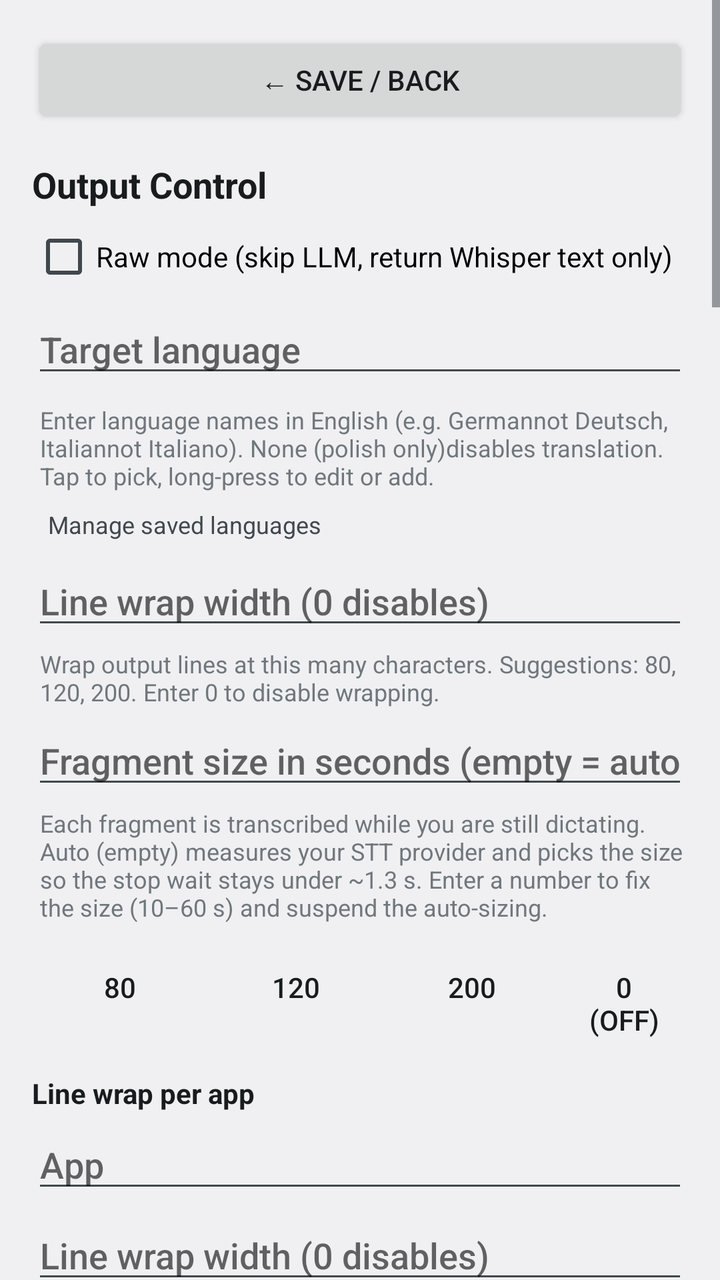
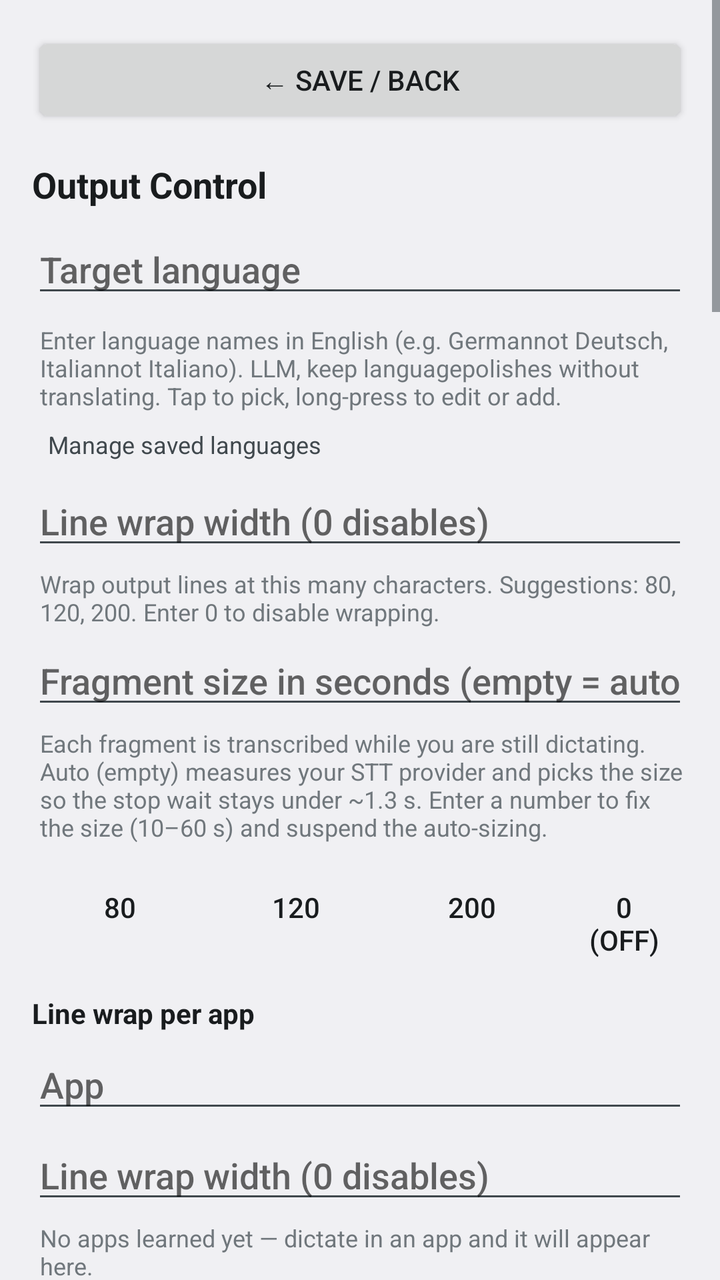

Before-and-after screenshots of an Android layout around one commit, followed by the original layout XML and the change that was made.
<!-- AndroidManifest.xml: activity theme Theme.PolishedRecognition.Plain -->
<!-- res/layout/activity_settings.xml -->
<?xml version="1.0" encoding="utf-8"?>
<ScrollView xmlns:android="http://schemas.android.com/apk/res/android"
    android:layout_width="match_parent"
    android:layout_height="match_parent"
    android:fillViewport="true">

    <LinearLayout
        android:layout_width="match_parent"
        android:layout_height="wrap_content"
        android:orientation="vertical"
        android:padding="16dp">

        
        <Button
            android:id="@+id/save_button_top"
            android:layout_width="match_parent"
            android:layout_height="wrap_content"
            android:text="@string/save"
            android:layout_marginBottom="16dp" />

        
        <TextView
            android:layout_width="match_parent"
            android:layout_height="wrap_content"
            android:text="@string/processing_section"
            android:textSize="18sp"
            android:textStyle="bold"
            android:textColor="?android:attr/textColorPrimary"
            android:layout_marginBottom="8dp" />

        <CheckBox
            android:id="@+id/raw_mode"
            android:layout_width="match_parent"
            android:layout_height="wrap_content"
            android:text="@string/raw_mode"
            android:layout_marginBottom="8dp" />

        <AutoCompleteTextView
            android:id="@+id/target_language"
            android:layout_width="match_parent"
            android:layout_height="wrap_content"
            android:hint="@string/target_language"
            android:inputType="text"
            android:completionThreshold="1"
            android:focusable="false"
            android:cursorVisible="false"
            android:layout_marginBottom="4dp" />

        <TextView
            android:id="@+id/target_language_explanation"
            android:layout_width="match_parent"
            android:layout_height="wrap_content"
            android:text="@string/target_language_hint"
            android:textSize="12sp"
            android:textColor="?android:attr/textColorTertiary"
            android:layout_marginStart="4dp"
            android:layout_marginTop="4dp"
            android:layout_marginBottom="4dp" />

        <TextView
            android:id="@+id/manage_custom_languages"
            android:layout_width="wrap_content"
            android:layout_height="wrap_content"
            android:text="@string/manage_custom_languages"
            android:textSize="12sp"
            android:textColor="?android:attr/textColorSecondary"
            android:clickable="true"
            android:focusable="true"
            android:padding="4dp"
            android:layout_marginStart="4dp"
            android:layout_marginBottom="4dp" />

        <EditText
            android:id="@+id/wrap_width"
            android:layout_width="match_parent"
            android:layout_height="wrap_content"
            android:hint="@string/wrap_width"
            android:inputType="number"
            android:imeOptions="actionDone"
            android:layout_marginBottom="4dp" />

        <TextView
            android:layout_width="match_parent"
            android:layout_height="wrap_content"
            android:text="@string/wrap_width_hint"
            android:textSize="12sp"
            android:textColor="?android:attr/textColorTertiary"
            android:layout_marginStart="4dp"
            android:layout_marginBottom="4dp" />

        <EditText
            android:id="@+id/fragment_seconds"
            android:layout_width="match_parent"
            android:layout_height="wrap_content"
            android:hint="@string/fragment_seconds"
            android:inputType="number"
            android:imeOptions="actionDone"
            android:layout_marginBottom="4dp" />

        <TextView
            android:layout_width="match_parent"
            android:layout_height="wrap_content"
            android:text="@string/fragment_seconds_hint"
            android:textSize="12sp"
            android:textColor="?android:attr/textColorTertiary"
            android:layout_marginStart="4dp"
            android:layout_marginBottom="8dp" />

        <LinearLayout
            android:layout_width="match_parent"
            android:layout_height="wrap_content"
            android:orientation="horizontal"
            android:layout_marginBottom="8dp">

            <Button
                android:id="@+id/wrap_80"
                android:layout_width="wrap_content"
                android:layout_height="wrap_content"
                android:text="80"
                style="@android:style/Widget.DeviceDefault.Button.Borderless" />

            <Button
                android:id="@+id/wrap_120"
                android:layout_width="wrap_content"
                android:layout_height="wrap_content"
                android:text="120"
                style="@android:style/Widget.DeviceDefault.Button.Borderless" />

            <Button
                android:id="@+id/wrap_200"
                android:layout_width="wrap_content"
                android:layout_height="wrap_content"
                android:text="200"
                style="@android:style/Widget.DeviceDefault.Button.Borderless" />

            <Button
                android:id="@+id/wrap_off"
                android:layout_width="wrap_content"
                android:layout_height="wrap_content"
                android:text="0 (off)"
                style="@android:style/Widget.DeviceDefault.Button.Borderless" />
        </LinearLayout>

        <TextView
            android:layout_width="match_parent"
            android:layout_height="wrap_content"
            android:text="@string/app_wrap_section"
            android:textSize="14sp"
            android:textStyle="bold"
            android:textColor="?android:attr/textColorPrimary"
            android:layout_marginTop="4dp"
            android:layout_marginBottom="4dp" />

        <AutoCompleteTextView
            android:id="@+id/app_wrap_app"
            android:layout_width="match_parent"
            android:layout_height="wrap_content"
            android:hint="@string/app_wrap_pick"
            android:inputType="none"
            android:focusable="false"
            android:cursorVisible="false"
            android:clickable="true"
            android:layout_marginBottom="4dp" />

        <EditText
            android:id="@+id/app_wrap_width"
            android:layout_width="match_parent"
            android:layout_height="wrap_content"
            android:hint="@string/wrap_width"
            android:inputType="number"
            android:imeOptions="actionDone"
            android:layout_marginBottom="4dp" />

        <TextView
            android:id="@+id/app_wrap_empty_hint"
            android:layout_width="match_parent"
            android:layout_height="wrap_content"
            android:text="@string/app_wrap_empty"
            android:textSize="12sp"
            android:textColor="?android:attr/textColorTertiary"
            android:layout_marginStart="4dp"
            android:layout_marginBottom="4dp" />

        <LinearLayout
            android:layout_width="match_parent"
            android:layout_height="wrap_content"
            android:orientation="horizontal"
            android:layout_marginBottom="4dp">

            <Button
                android:id="@+id/app_wrap_forget"
                android:layout_width="wrap_content"
                android:layout_height="wrap_content"
                android:text="@string/app_wrap_forget"
                style="@android:style/Widget.DeviceDefault.Button.Borderless" />
        </LinearLayout>

        <TextView
            android:layout_width="match_parent"
            android:layout_height="wrap_content"
            android:text="@string/app_wrap_hint"
            android:textSize="12sp"
            android:textColor="?android:attr/textColorTertiary"
            android:layout_marginStart="4dp"
            android:layout_marginBottom="12dp" />

        <CheckBox
            android:id="@+id/compress_audio"
            android:layout_width="match_parent"
            android:layout_height="wrap_content"
            android:text="@string/compress_audio"
            android:layout_marginBottom="8dp" />

        
        <TextView
            android:layout_width="match_parent"
            android:layout_height="wrap_content"
            android:text="@string/audio_evidence"
            android:layout_marginStart="4dp"
            android:layout_marginBottom="2dp" />

        <SeekBar
            android:id="@+id/evidence_retention_slider"
            android:layout_width="match_parent"
            android:layout_height="wrap_content"
            android:layout_marginStart="4dp"
            android:layout_marginEnd="4dp" />

        <TextView
            android:id="@+id/evidence_retention_label"
            android:layout_width="match_parent"
            android:layout_height="wrap_content"
            android:textSize="14sp"
            android:textStyle="bold"
            android:layout_marginStart="4dp"
            android:layout_marginBottom="2dp" />

        <TextView
            android:layout_width="match_parent"
            android:layout_height="wrap_content"
            android:text="@string/audio_evidence_hint"
            android:textSize="12sp"
            android:textColor="?android:attr/textColorTertiary"
            android:layout_marginStart="4dp"
            android:layout_marginBottom="16dp" />

        
        <CheckBox
            android:id="@+id/switch_back_after_send"
            android:layout_width="match_parent"
            android:layout_height="wrap_content"
            android:text="@string/switch_back_after_send"
            android:layout_marginBottom="8dp" />

        <TextView
            android:layout_width="match_parent"
            android:layout_height="wrap_content"
            android:text="@string/switch_back_after_send_hint"
            android:textSize="12sp"
            android:textColor="?android:attr/textColorTertiary"
            android:layout_marginStart="4dp"
            android:layout_marginBottom="16dp" />

        
        <TextView
            android:layout_width="match_parent"
            android:layout_height="wrap_content"
            android:text="@string/provider_control_section"
            android:textSize="18sp"
            android:textStyle="bold"
            android:textColor="?android:attr/textColorPrimary"
            android:layout_marginBottom="8dp" />

        
        <TextView
            android:layout_width="match_parent"
            android:layout_height="wrap_content"
            android:text="@string/stt_section"
            android:textSize="18sp"
            android:textStyle="bold"
            android:textColor="?android:attr/textColorPrimary"
            android:layout_marginBottom="8dp" />

        <AutoCompleteTextView
            android:id="@+id/stt_provider"
            android:layout_width="match_parent"
            android:layout_height="wrap_content"
            android:hint="@string/provider"
            android:inputType="none"
            android:focusable="false"
            android:cursorVisible="false"
            android:layout_marginBottom="8dp" />

        <EditText
            android:id="@+id/stt_url"
            android:layout_width="match_parent"
            android:layout_height="wrap_content"
            android:hint="@string/api_url"
            android:inputType="textUri"
            android:imeOptions="actionDone"
            android:layout_marginBottom="8dp" />

        <LinearLayout
            android:layout_width="match_parent"
            android:layout_height="wrap_content"
            android:orientation="horizontal"
            android:gravity="center_vertical"
            android:layout_marginBottom="4dp">
            <EditText
                android:id="@+id/stt_token"
                android:layout_width="0dp"
                android:layout_height="wrap_content"
                android:layout_weight="1"
                android:hint="@string/api_token"
                android:inputType="textPassword"
                android:imeOptions="actionDone" />
            <ImageButton
                android:id="@+id/stt_token_toggle"
                android:layout_width="48dp"
                android:layout_height="48dp"
                android:src="@drawable/ic_eye"
                android:background="?android:attr/selectableItemBackgroundBorderless"
                android:contentDescription="@string/show_password"
                android:scaleType="center" />
        </LinearLayout>

        <Button
            android:id="@+id/validate_stt"
            android:layout_width="wrap_content"
            android:layout_height="wrap_content"
            android:text="@string/validate_fetch"
            style="@android:style/Widget.DeviceDefault.Button.Borderless"
            android:layout_marginBottom="8dp" />

        <AutoCompleteTextView
            android:id="@+id/stt_model"
            android:layout_width="match_parent"
            android:layout_height="wrap_content"
            android:hint="@string/model"
            android:inputType="text|textNoSuggestions"
            android:importantForAutofill="no"
            android:completionThreshold="1"
            android:layout_marginBottom="16dp" />

        
        <TextView
            android:layout_width="match_parent"
            android:layout_height="wrap_content"
            android:text="@string/llm_section"
            android:textSize="18sp"
            android:textStyle="bold"
            android:textColor="?android:attr/textColorPrimary"
            android:layout_marginBottom="8dp" />

        <AutoCompleteTextView
            android:id="@+id/llm_provider"
            android:layout_width="match_parent"
            android:layout_height="wrap_content"
            android:hint="@string/provider"
            android:inputType="none"
            android:focusable="false"
            android:cursorVisible="false"
            android:layout_marginBottom="8dp" />

        <EditText
            android:id="@+id/llm_url"
            android:layout_width="match_parent"
            android:layout_height="wrap_content"
            android:hint="@string/api_url"
            android:inputType="textUri"
            android:imeOptions="actionDone"
            android:layout_marginBottom="8dp" />

        <LinearLayout
            android:layout_width="match_parent"
            android:layout_height="wrap_content"
            android:orientation="horizontal"
            android:gravity="center_vertical"
            android:layout_marginBottom="4dp">
            <EditText
                android:id="@+id/llm_token"
                android:layout_width="0dp"
                android:layout_height="wrap_content"
                android:layout_weight="1"
                android:hint="@string/api_token"
                android:inputType="textPassword"
                android:imeOptions="actionDone" />
            <ImageButton
                android:id="@+id/llm_token_toggle"
                android:layout_width="48dp"
                android:layout_height="48dp"
                android:src="@drawable/ic_eye"
                android:background="?android:attr/selectableItemBackgroundBorderless"
                android:contentDescription="@string/show_password"
                android:scaleType="center" />
        </LinearLayout>

        <LinearLayout
            android:layout_width="match_parent"
            android:layout_height="wrap_content"
            android:orientation="horizontal"
            android:layout_marginBottom="8dp">

            <Button
                android:id="@+id/fetch_llm_models"
                android:layout_width="wrap_content"
                android:layout_height="wrap_content"
                android:text="@string/fetch_models"
                style="@android:style/Widget.DeviceDefault.Button.Borderless"
                android:layout_marginEnd="8dp" />

            <Button
                android:id="@+id/test_llm_token"
                android:layout_width="wrap_content"
                android:layout_height="wrap_content"
                android:text="@string/test_token"
                style="@android:style/Widget.DeviceDefault.Button.Borderless" />
        </LinearLayout>

        <AutoCompleteTextView
            android:id="@+id/llm_model"
            android:layout_width="match_parent"
            android:layout_height="wrap_content"
            android:hint="@string/model"
            android:inputType="text|textNoSuggestions"
            android:importantForAutofill="no"
            android:completionThreshold="1"
            android:layout_marginBottom="16dp" />

        
        <TextView
            android:layout_width="match_parent"
            android:layout_height="wrap_content"
            android:text="@string/prompts_section"
            android:textSize="18sp"
            android:textStyle="bold"
            android:textColor="?android:attr/textColorPrimary"
            android:layout_marginBottom="8dp" />

        
        <LinearLayout
            android:layout_width="match_parent"
            android:layout_height="wrap_content"
            android:orientation="horizontal"
            android:gravity="center_vertical"
            android:layout_marginBottom="4dp">
            <TextView
                android:layout_width="0dp"
                android:layout_height="wrap_content"
                android:layout_weight="1"
                android:text="@string/system_prompt"
                android:textSize="16sp"
                android:textColor="?android:attr/textColorPrimary" />
            <Button
                android:id="@+id/reset_system_prompt"
                android:layout_width="wrap_content"
                android:layout_height="wrap_content"
                android:text="@string/reset_prompt"
                style="@android:style/Widget.DeviceDefault.Button.Borderless"
                android:textSize="12sp" />
        </LinearLayout>

        <TextView
            android:layout_width="match_parent"
            android:layout_height="wrap_content"
            android:text="@string/prompt_variables"
            android:textSize="12sp"
            android:textColor="?android:attr/textColorSecondary"
            android:layout_marginBottom="4dp" />

        <EditText
            android:id="@+id/system_prompt"
            android:layout_width="match_parent"
            android:layout_height="wrap_content"
            android:inputType="textMultiLine"
            android:minLines="5"
            android:gravity="top"
            android:layout_marginBottom="16dp" />

        
        <LinearLayout
            android:layout_width="match_parent"
            android:layout_height="wrap_content"
            android:orientation="horizontal"
            android:gravity="center_vertical"
            android:layout_marginBottom="4dp">
            <TextView
                android:layout_width="0dp"
                android:layout_height="wrap_content"
                android:layout_weight="1"
                android:text="@string/target_language_clause"
                android:textSize="16sp"
                android:textColor="?android:attr/textColorPrimary" />
            <Button
                android:id="@+id/reset_target_language_clause"
                android:layout_width="wrap_content"
                android:layout_height="wrap_content"
                android:text="@string/reset_prompt"
                style="@android:style/Widget.DeviceDefault.Button.Borderless"
                android:textSize="12sp" />
        </LinearLayout>

        <TextView
            android:layout_width="match_parent"
            android:layout_height="wrap_content"
            android:text="@string/prompt_variables"
            android:textSize="12sp"
            android:textColor="?android:attr/textColorSecondary"
            android:layout_marginBottom="4dp" />

        <EditText
            android:id="@+id/target_language_clause"
            android:layout_width="match_parent"
            android:layout_height="wrap_content"
            android:inputType="textMultiLine"
            android:minLines="2"
            android:gravity="top"
            android:layout_marginBottom="16dp" />

        
        <TextView
            android:layout_width="match_parent"
            android:layout_height="wrap_content"
            android:text="@string/source_language_clause_title"
            android:textSize="16sp"
            android:textColor="?android:attr/textColorPrimary"
            android:layout_marginBottom="4dp" />

        <TextView
            android:layout_width="match_parent"
            android:layout_height="wrap_content"
            android:text="@string/source_language_clause_info"
            android:textSize="12sp"
            android:textColor="?android:attr/textColorSecondary"
            android:layout_marginBottom="8dp" />

        
        <Button
            android:id="@+id/restore_defaults"
            android:layout_width="wrap_content"
            android:layout_height="wrap_content"
            android:text="@string/restore_defaults"
            style="@android:style/Widget.DeviceDefault.Button.Borderless"
            android:layout_gravity="center_horizontal"
            android:layout_marginBottom="16dp" />

        
        <Button
            android:id="@+id/set_recognition_service"
            android:layout_width="match_parent"
            android:layout_height="wrap_content"
            android:text="@string/enable_voice_keyboard"
            style="@android:style/Widget.DeviceDefault.Button.Borderless"
            android:layout_marginBottom="16dp" />

        
        <Button
            android:id="@+id/save_button"
            android:layout_width="match_parent"
            android:layout_height="wrap_content"
            android:text="@string/save"
            android:layout_marginBottom="24dp" />

        
        <LinearLayout
            android:layout_width="match_parent"
            android:layout_height="wrap_content"
            android:orientation="horizontal"
            android:gravity="center_vertical"
            android:layout_marginBottom="4dp">

            <TextView
                android:id="@+id/about_help"
                android:layout_width="wrap_content"
                android:layout_height="wrap_content"
                android:text="@string/about_help"
                android:textSize="14sp"
                android:textStyle="bold"
                android:textColor="?android:attr/colorAccent"
                android:background="@drawable/help_chip"
                android:paddingStart="14dp"
                android:paddingEnd="14dp"
                android:paddingTop="5dp"
                android:paddingBottom="5dp"
                android:layout_marginEnd="14dp"
                android:clickable="true"
                android:focusable="true"
                android:contentDescription="@string/about_help" />

            <TextView
                android:layout_width="wrap_content"
                android:layout_height="wrap_content"
                android:text="@string/about_title"
                android:textSize="18sp"
                android:textStyle="bold"
                android:textColor="?android:attr/textColorPrimary" />
        </LinearLayout>

        <TextView
            android:id="@+id/about_version"
            android:layout_width="wrap_content"
            android:layout_height="wrap_content"
            android:textSize="12sp"
            android:textColor="?android:attr/textColorTertiary"
            android:layout_marginBottom="2dp" />

        <TextView
            android:id="@+id/about_commit"
            android:layout_width="wrap_content"
            android:layout_height="wrap_content"
            android:textSize="12sp"
            android:textColor="?android:attr/textColorTertiary"
            android:layout_marginBottom="12dp" />

        <TextView
            android:id="@+id/about_info"
            android:layout_width="wrap_content"
            android:layout_height="wrap_content"
            android:text="@string/voice_input_info_message"
            android:textSize="12sp"
            android:textColor="?android:attr/textColorTertiary"
            android:clickable="true"
            android:focusable="true"
            android:autoLink="web"
            android:padding="4dp"
            android:layout_marginStart="-4dp" />

    </LinearLayout>
</ScrollView>
<!-- resources referenced by this layout -->
<resources>
  <string name="about_help">Help</string>
  <string name="about_title">About</string>
  <string name="api_token">API Token</string>
  <string name="api_url">API URL</string>
  <string name="app_wrap_empty">No apps learned yet — dictate in an app and it will appear here.</string>
  <string name="app_wrap_forget">Forget</string>
  <string name="app_wrap_hint">Override the global line-wrap width for apps you have dictated into. Leave the field empty to use the global value. 0 disables wrapping for that app.</string>
  <string name="app_wrap_pick">App</string>
  <string name="app_wrap_section">Line wrap per app</string>
  <string name="audio_evidence">Keep session audio for diagnostics</string>
  <string name="compress_audio">Upload format: OGG/Opus when on (smaller on slow connections), WAV when off — live transcription runs either way</string>
  <string name="enable_voice_keyboard">Enable Voice Keyboard (IME)</string>
  <string name="fetch_models">Fetch Models</string>
  <string name="fragment_seconds">Fragment size in seconds (empty = auto)</string>
  <string name="fragment_seconds_hint">Each fragment is transcribed while you are still dictating. Auto (empty) measures your STT provider and picks the size so the stop wait stays under ~1.3 s. Enter a number to fix the size (10–60 s) and suspend the auto-sizing.</string>
  <string name="llm_section">LLM Post-Processing</string>
  <string name="manage_custom_languages">Manage saved languages</string>
  <string name="model">Select or fetch a model</string>
  <string name="processing_section">Output Control</string>
  <string name="prompt_variables" translatable="false">Variables:</string>
  <string name="prompts_section">Prompts</string>
  <string name="provider">Provider</string>
  <string name="provider_control_section">Provider Control</string>
  <string name="raw_mode">Raw mode (skip LLM, return Whisper text only)</string>
  <string name="reset_prompt">Reset</string>
  <string name="restore_defaults">Restore all prompts to default</string>
  <string name="save">\u2190 save / back</string>
  <string name="show_password">Show password</string>
  <string name="source_language_clause_info">The system prompt always contains the sentence “The STT service transcribed audio spoken in &lt;Language&gt;.” when Whisper reports a language. When Whisper returns null, blank, or “unknown”, the whole sentence is dropped. This clause cannot be edited.</string>
  <string name="source_language_clause_title">Source Language Clause (automatic, not configurable)</string>
  <string name="stt_section">STT (Speech-to-Text)</string>
  <string name="switch_back_after_send">Switch back to typing keyboard after send</string>
  <string name="switch_back_after_send_hint">After a successful send, the last-used typing keyboard re-opens on the next tap into the field instead of the voice keyboard. Silent if no other keyboard is enabled.</string>
  <string name="system_prompt">System Prompt</string>
  <string name="target_language">Target language</string>
  <string name="target_language_clause">Target Language Clause (omitted when no target language is set)</string>
  <string name="target_language_hint">Enter language names in English (e.g. "German" not "Deutsch", "Italian" not "Italiano"). "None (polish only)" disables translation. Tap to pick, long-press to edit or add.</string>
  <string name="test_token">Test Token</string>
  <string name="validate_fetch">Validate &amp; Fetch Models</string>
  <string name="wrap_width">Line wrap width (0 disables)</string>
  <string name="wrap_width_hint">Wrap output lines at this many characters. Suggestions: 80, 120, 200. Enter 0 to disable wrapping.</string>
  <!-- unchanged entries left out for length: 5 -->
</resources>

<!-- the commit's change to res/layout/activity_settings.xml (unified diff, before → after) -->
@@ -26,13 +26,6 @@
             android:textSize="18sp"
             android:textStyle="bold"
             android:textColor="?android:attr/textColorPrimary"
-            android:layout_marginBottom="8dp" />
-
-        <CheckBox
-            android:id="@+id/raw_mode"
-            android:layout_width="match_parent"
-            android:layout_height="wrap_content"
-            android:text="@string/raw_mode"
             android:layout_marginBottom="8dp" />
 
         <AutoCompleteTextView
<!-- resource entries referenced after the edit -->
@@ -23,7 +23,6 @@
   <string name="prompts_section">Prompts</string>
   <string name="provider">Provider</string>
   <string name="provider_control_section">Provider Control</string>
-  <string name="raw_mode">Raw mode (skip LLM, return Whisper text only)</string>
   <string name="reset_prompt">Reset</string>
   <string name="restore_defaults">Restore all prompts to default</string>
   <string name="save">\u2190 save / back</string>
@@ -36,7 +35,7 @@
   <string name="system_prompt">System Prompt</string>
   <string name="target_language">Target language</string>
   <string name="target_language_clause">Target Language Clause (omitted when no target language is set)</string>
-  <string name="target_language_hint">Enter language names in English (e.g. "German" not "Deutsch", "Italian" not "Italiano"). "None (polish only)" disables translation. Tap to pick, long-press to edit or add.</string>
+  <string name="target_language_hint">Enter language names in English (e.g. "German" not "Deutsch", "Italian" not "Italiano"). "LLM, keep language" polishes without translating. Tap to pick, long-press to edit or add.</string>
   <string name="test_token">Test Token</string>
   <string name="validate_fetch">Validate &amp; Fetch Models</string>
   <string name="wrap_width">Line wrap width (0 disables)</string>
